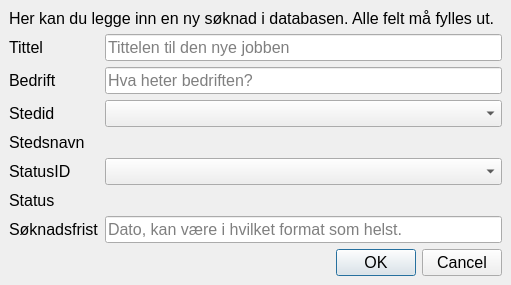
This is src/QT/jobber/jobber/newjob.ui in andersbo87/sources as Qt 5 draws it before an edit. The edited form follows.
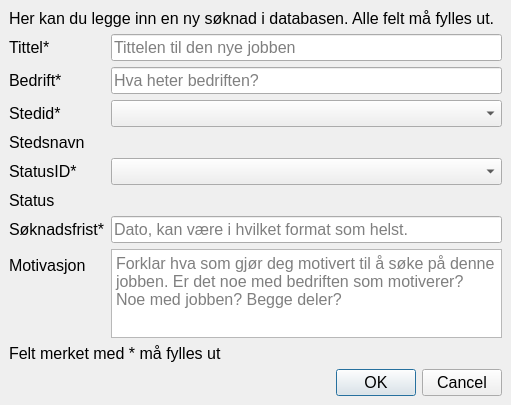
This is the edited form. Icons and pictures are not drawn.

Commit message: Endret flere ting for å få med endring i databasen hvor brukeren angier motivasjon for å søkte gitte jobber.

```diff
--- a/src/QT/jobber/jobber/newjob.ui
+++ b/src/QT/jobber/jobber/newjob.ui
@@ -7,7 +7,7 @@
     <x>0</x>
     <y>0</y>
     <width>511</width>
-    <height>285</height>
+    <height>405</height>
    </rect>
   </property>
   <property name="minimumSize">
@@ -41,100 +41,121 @@
       </property>
      </widget>
     </item>
-    <item row="2" column="0">
+    <item row="1" column="0">
      <widget class="QLabel" name="labelTittel">
       <property name="text">
-       <string>Tittel</string>
+       <string>Tittel*</string>
       </property>
      </widget>
     </item>
-    <item row="2" column="1">
+    <item row="1" column="1">
      <widget class="QLineEdit" name="lineEditTittel">
       <property name="placeholderText">
        <string>Tittelen til den nye jobben</string>
       </property>
      </widget>
     </item>
-    <item row="4" column="0">
+    <item row="2" column="0">
      <widget class="QLabel" name="labelBedrift">
       <property name="text">
-       <string>Bedrift</string>
+       <string>Bedrift*</string>
       </property>
      </widget>
     </item>
-    <item row="4" column="1">
+    <item row="2" column="1">
      <widget class="QLineEdit" name="lineEditBedrift">
       <property name="placeholderText">
        <string>Hva heter bedriften?</string>
       </property>
      </widget>
     </item>
-    <item row="6" column="0">
+    <item row="3" column="0">
      <widget class="QLabel" name="labelStedid">
       <property name="text">
-       <string>Stedid</string>
+       <string>Stedid*</string>
       </property>
      </widget>
     </item>
-    <item row="6" column="1">
+    <item row="3" column="1">
      <widget class="QComboBox" name="comboBoxStedID"/>
     </item>
-    <item row="7" column="1">
+    <item row="4" column="0">
+     <widget class="QLabel" name="labelCity">
+      <property name="text">
+       <string>Stedsnavn</string>
+      </property>
+     </widget>
+    </item>
+    <item row="4" column="1">
      <widget class="QLabel" name="labelCityValue">
       <property name="text">
        <string/>
       </property>
      </widget>
     </item>
-    <item row="8" column="0">
+    <item row="5" column="0">
      <widget class="QLabel" name="labelStatusID">
       <property name="text">
-       <string>StatusID</string>
+       <string>StatusID*</string>
       </property>
      </widget>
     </item>
-    <item row="8" column="1">
+    <item row="5" column="1">
      <widget class="QComboBox" name="comboBoxStatusID"/>
     </item>
-    <item row="9" column="1">
+    <item row="6" column="0">
+     <widget class="QLabel" name="labelStatus">
+      <property name="text">
+       <string>Status</string>
+      </property>
+     </widget>
+    </item>
+    <item row="6" column="1">
      <widget class="QLabel" name="labelStatusValue">
       <property name="text">
        <string/>
       </property>
      </widget>
     </item>
-    <item row="10" column="0">
+    <item row="7" column="0">
      <widget class="QLabel" name="labelSoknadsfrist">
       <property name="text">
-       <string>Søknadsfrist</string>
+       <string>Søknadsfrist*</string>
       </property>
      </widget>
     </item>
-    <item row="10" column="1">
+    <item row="7" column="1">
      <widget class="QLineEdit" name="lineEditSoknadsfrist">
       <property name="placeholderText">
        <string>Dato, kan være i hvilket format som helst.</string>
       </property>
      </widget>
     </item>
-    <item row="12" column="0" colspan="2">
+    <item row="8" column="0">
+     <widget class="QLabel" name="labelMotivation">
+      <property name="text">
+       <string>Motivasjon</string>
+      </property>
+     </widget>
+    </item>
+    <item row="9" column="0" colspan="2">
+     <widget class="QLabel" name="labelAsterisk">
+      <property name="text">
+       <string>Felt merket med * må fylles ut</string>
+      </property>
+     </widget>
+    </item>
+    <item row="10" column="0" colspan="2">
      <widget class="QDialogButtonBox" name="buttonBox">
       <property name="standardButtons">
        <set>QDialogButtonBox::Cancel|QDialogButtonBox::Ok</set>
       </property>
      </widget>
     </item>
-    <item row="7" column="0">
-     <widget class="QLabel" name="labelCity">
-      <property name="text">
-       <string>Stedsnavn</string>
-      </property>
-     </widget>
-    </item>
-    <item row="9" column="0">
-     <widget class="QLabel" name="labelStatus">
-      <property name="text">
-       <string>Status</string>
+    <item row="8" column="1">
+     <widget class="QTextEdit" name="textEditMotivation">
+      <property name="placeholderText">
+       <string>Forklar hva som gjør deg motivert til å søke på denne jobben. Er det noe med bedriften som motiverer? Noe med jobben? Begge deler?</string>
       </property>
      </widget>
     </item>
```
Left out of the diff: 1 changed line with no effect on the pictures. The commit also changes 10 other files.
